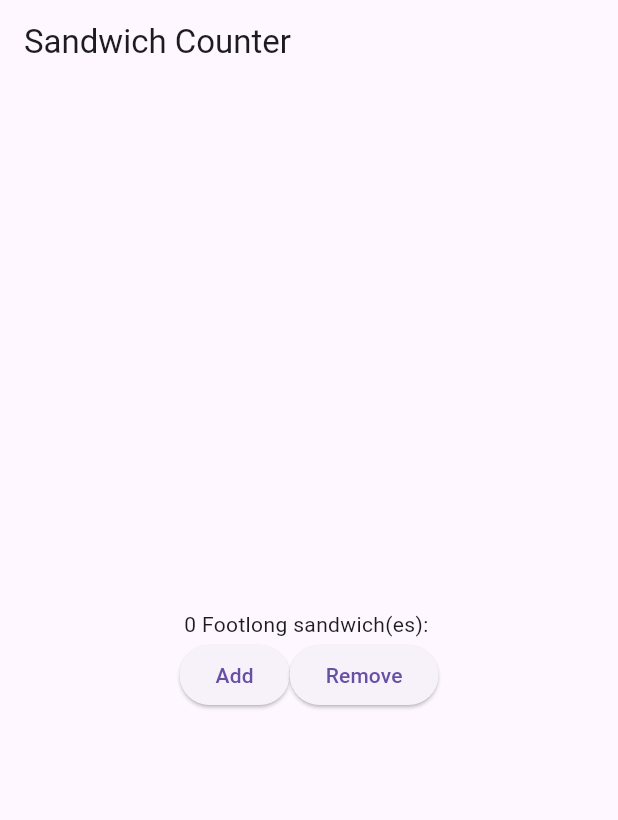
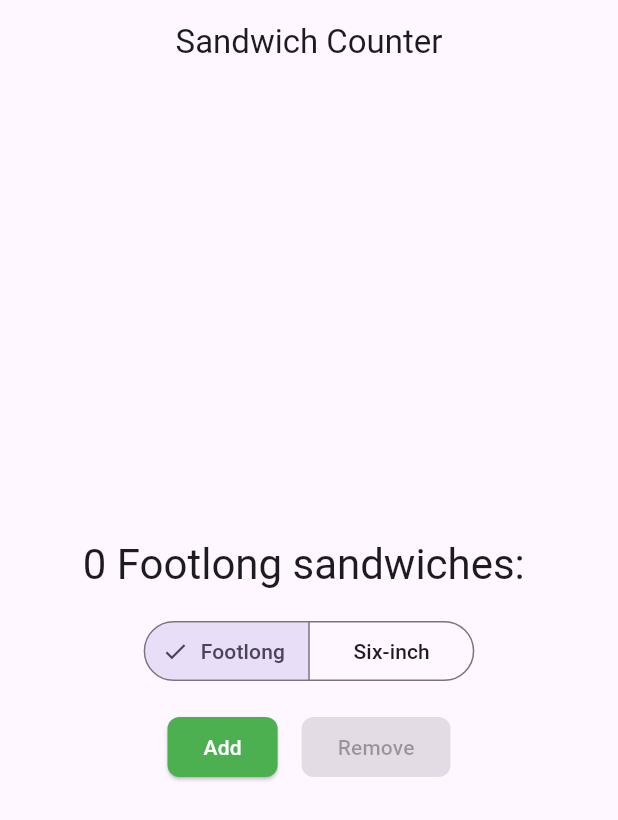
Before and after one commit to Swobin/sandwich_shop, a Flutter app: the screen it shows after launch, on a phone screen of 412 x 824 dp. Shown: the top 820 px of the screen. Run offline on Flutter 3.47's test engine with Material 3 defaults, Android fonts, the phone set to English and light mode, and no system bars.

Commit message:
Added button to change from Footlong to six-inch

```diff
--- a/lib/main.dart
+++ b/lib/main.dart
@@ -29,6 +29,9 @@ class OrderScreen extends StatefulWidget {
 
 class _OrderScreenState extends State<OrderScreen> {
   int _quantity = 0;
+  final List<String> _sandwichOptions = ['Footlong', 'Six-inch'];
+  int _selectedSandwichIndex = 0;
+  String get _sandwichType => _sandwichOptions[_selectedSandwichIndex];
 
 void _increaseQuantity() {
     if (_quantity < widget.maxQuantity) {
@@ -42,11 +45,20 @@ void _increaseQuantity() {
     }
   }
 
+  void _onSandwichSelected(Set<int> selection) {
+    if (selection.isNotEmpty) {
+      setState(() {
+        _selectedSandwichIndex = selection.first;
+      });
+    }
+  }
+
   @override
   Widget build(BuildContext context) {
     return Scaffold(
       appBar: AppBar(
         title: const Text('Sandwich Counter'),
+        centerTitle: true,
       ),
       body: Center(
         child: Column(
@@ -54,18 +66,41 @@ void _increaseQuantity() {
           children: <Widget>[
             OrderItemDisplay(
               _quantity,
-              'Footlong',
+              _sandwichType,
             ),
+            Padding(
+              padding: const EdgeInsets.symmetric(vertical: 16.0),
+              child: SegmentedButton<int>(
+                segments: const [
+                  ButtonSegment<int>(
+                    value: 0,
+                    label: Text('Footlong'),
+                  ),
+                  ButtonSegment<int>(
+                    value: 1,
+                    label: Text('Six-inch'),
+                  ),
+                ],
+                selected: {_selectedSandwichIndex},
+                onSelectionChanged: _onSandwichSelected,
+              ),
+            ),
+            // Fixed Row with StyledButton
             Row(
               mainAxisAlignment: MainAxisAlignment.center,
               children: [
-                ElevatedButton(
+                StyledButton(
+                  text: 'Add',
                   onPressed: _increaseQuantity,
-                  child: const Text('Add'),
+                  backgroundColor: Colors.green,
+                  enabled: _quantity < widget.maxQuantity,
                 ),
-                ElevatedButton(
+                const SizedBox(width: 16.0),
+                StyledButton(
+                  text: 'Remove',
                   onPressed: _decreaseQuantity,
-                  child: const Text('Remove'),
+                  backgroundColor: Colors.red,
+                  enabled: _quantity > 0,
                 ),
               ],
             ),
@@ -76,15 +111,47 @@ void _increaseQuantity() {
   }
 }
 
+class StyledButton extends StatelessWidget {
+  final String text;
+  final VoidCallback onPressed;
+  final Color backgroundColor;
+  final bool enabled;
 
-class OrderItemDisplay extends StatelessWidget {
-  final int quantity;
-  final String itemType;
-
-  const OrderItemDisplay(this.quantity, this.itemType, {super.key});
+  const StyledButton({
+    super.key,
+    required this.text,
+    required this.onPressed,
+    required this.backgroundColor,
+    this.enabled = true,
+  });
 
   @override
   Widget build(BuildContext context) {
-    return Text('$quantity $itemType sandwich(es): ${'🥪' * quantity}');
+    return ElevatedButton(
+      onPressed: enabled ? onPressed : null,
+      style: ElevatedButton.styleFrom(
+        backgroundColor: backgroundColor,
+        foregroundColor: Colors.white,
+        shape: RoundedRectangleBorder(
+          borderRadius: BorderRadius.circular(8.0),
+        ),
+      ),
+      child: Text(text),
+    );
   }
 }
+class OrderItemDisplay extends StatelessWidget {
+  final int quantity;
+  final String sandwichType;
+
+  const OrderItemDisplay(this.quantity, this.sandwichType, {super.key}); // Expects exactly 2 positional args
+
+  @override
+  Widget build(BuildContext context) {
+    final String suffix = quantity == 1 ? ' sandwich' : ' sandwiches';
+    return Text(
+      '$quantity $sandwichType$suffix: ${'🥪' * quantity}',
+      style: Theme.of(context).textTheme.headlineMedium,
+    );
+  }
+}
```
